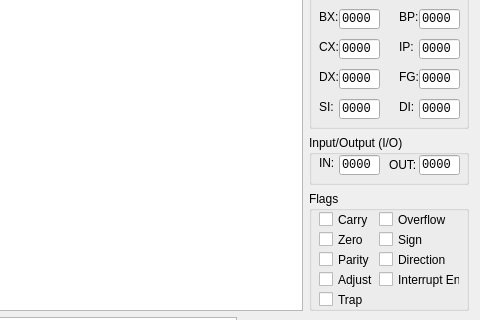
Qt form src/MemWnd.ui (rdnelson/Libra) before a commit; both pictures show x 524 to 1004 and y 100 to 420 of the 1004 by 801 pixel window.
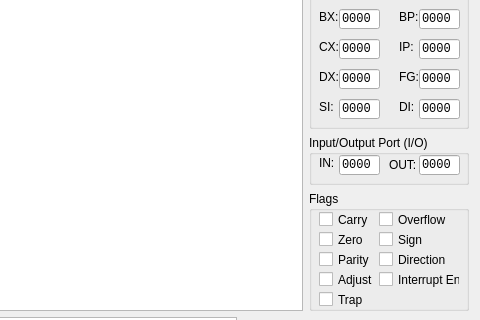
The same form after that commit. Icons and pictures are not drawn. Custom widgets are drawn as their Qt base class.

Commit message: Renamed the IO markers to IO Ports

What changed in the file:
```diff
--- a/src/MemWnd.ui
+++ b/src/MemWnd.ui
@@ -578,7 +578,7 @@
                </size>
               </property>
               <property name="title">
-               <string>Input/Output (I/O)</string>
+               <string>Input/Output Port (I/O)</string>
               </property>
               <widget class="QLabel" name="label_13">
                <property name="geometry">
```
